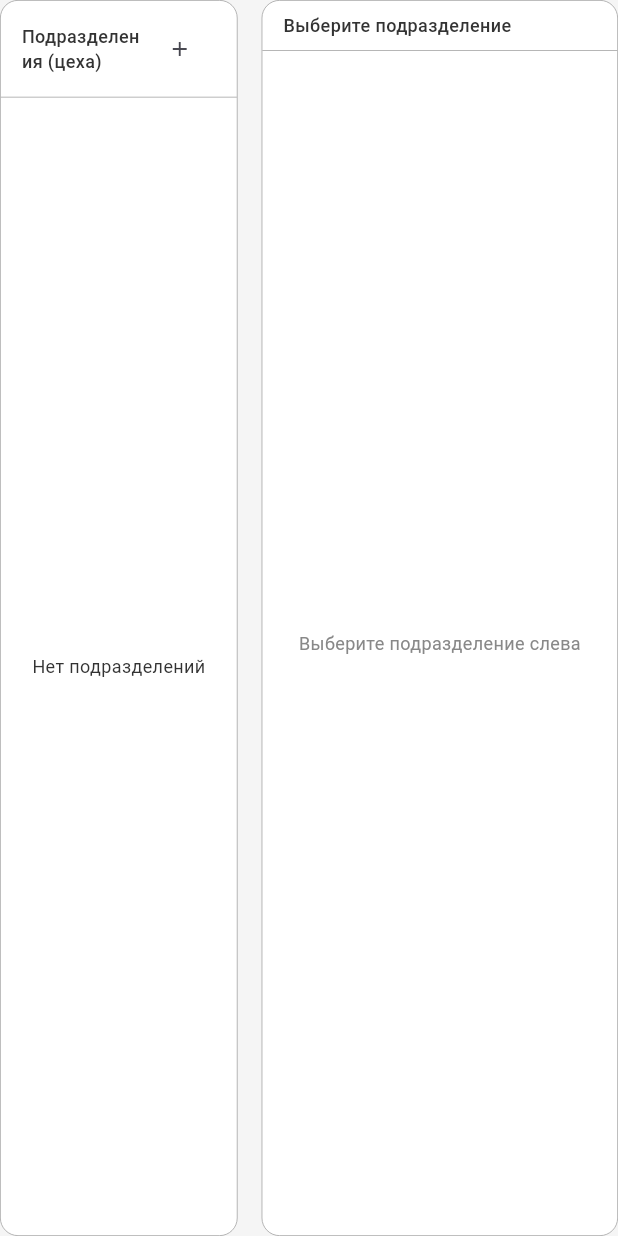
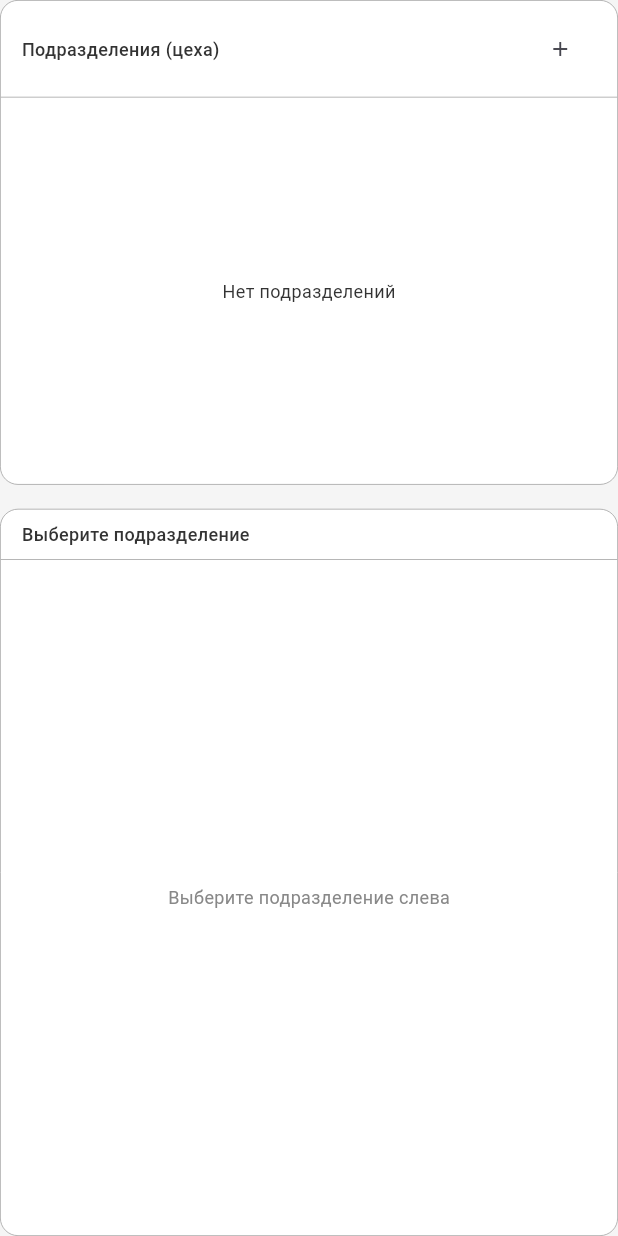
Before and after one commit to VkSun/ATControl, a Flutter app: the DepartmentsTab widget shown alone on an empty page, opened directly with empty values, on a phone screen of 412 x 824 dp. Run offline on Flutter 3.47's test engine with Material 3 defaults, Android fonts, the phone set to English and light mode, and no system bars; our stand-ins replace file_picker, flutter_local_notifications, flutter_riverpod, go_router, package_info_plus, shared_preferences and 1 more; missing offline and left inert: gotrue, launch_at_startup, local_notifier, tray_manager, window_manager; accounts and stored records are empty; network calls fail.

Commit message:
feat: departments tab available on mobile users screen
На телефоне вкладок было 2 из 3 — «Подразделения» не открыть с
телефона. Добавлена третья вкладка (TabBar теперь isScrollable,
т.к. три подписи не помещаются на узком экране).

DepartmentsTab: боковые панели цехов/участков бок о бок нечитаемы
на 400px — на телефоне (isPhone) переключаются в вертикальный
Column, на планшете/десктопе поведение прежнее (Row).

Co-Authored-By: Claude Fable 5 <noreply@anthropic.com>
Claude-Session: https://claude.ai/code/session_01DkgpfqtYtWsXc5FYhAC5yA

```diff
--- a/lib/screens/users/departments_tab.dart
+++ b/lib/screens/users/departments_tab.dart
@@ -2,6 +2,7 @@ import 'package:flutter/material.dart';
 import 'package:flutter_riverpod/flutter_riverpod.dart';
 import '../../models/department.dart';
 import '../../services/department_service.dart';
+import '../../utils/responsive.dart';
 import '../../utils/theme.dart';
 import '../../widgets/async_value_view.dart';
 import '../../widgets/dialog_scroll_content.dart';
@@ -31,13 +32,8 @@ class DepartmentsTabState extends ConsumerState<DepartmentsTab> {
         .where((s) => s.departmentId == _selectedDeptId)
         .toList();
 
-    return Row(
-      crossAxisAlignment: CrossAxisAlignment.start,
-      children: [
-        // Список цехов
-        Expanded(
-          flex: 2,
-          child: Container(
+    // Список цехов
+    final deptPanel = Container(
             decoration: BoxDecoration(
               color: Theme.of(context).cardColor,
               borderRadius: BorderRadius.circular(12),
@@ -150,13 +146,10 @@ class DepartmentsTabState extends ConsumerState<DepartmentsTab> {
                 ),
               ],
             ),
-          ),
-        ),
-        const SizedBox(width: 16),
-        // Список участков выбранного цеха
-        Expanded(
-          flex: 3,
-          child: Container(
+          );
+
+    // Список участков выбранного цеха
+    final sectionPanel = Container(
             decoration: BoxDecoration(
               color: Theme.of(context).cardColor,
               borderRadius: BorderRadius.circular(12),
@@ -258,8 +251,26 @@ class DepartmentsTabState extends ConsumerState<DepartmentsTab> {
                 ),
               ],
             ),
-          ),
-        ),
+          );
+
+    // На телефоне узкие панели бок о бок нечитаемы — цеха сверху,
+    // участки снизу; на планшете/десктопе — как раньше, в два столбца.
+    if (isPhone(context)) {
+      return Column(
+        crossAxisAlignment: CrossAxisAlignment.start,
+        children: [
+          Expanded(flex: 2, child: deptPanel),
+          const SizedBox(height: 16),
+          Expanded(flex: 3, child: sectionPanel),
+        ],
+      );
+    }
+    return Row(
+      crossAxisAlignment: CrossAxisAlignment.start,
+      children: [
+        Expanded(flex: 2, child: deptPanel),
+        const SizedBox(width: 16),
+        Expanded(flex: 3, child: sectionPanel),
       ],
     );
   }
```
Also changed, not shown: lib/screens/users/users_screen.dart (+8 -1 lines).
